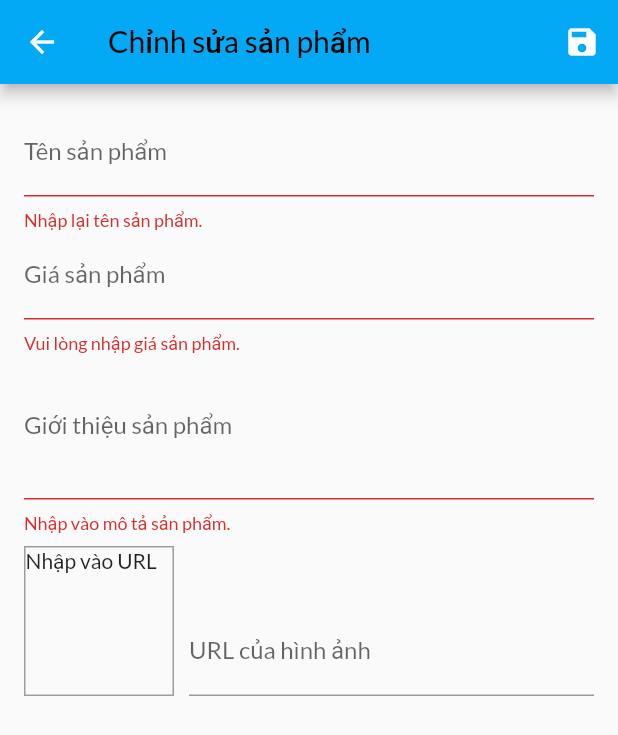
After one commit to Beater1804/ShopApplication, a Flutter app: the EditProductScreen screen opened by its route, after a tap on the "save" icon, on a phone screen of 412 x 824 dp. The commit adds this screen. Shown: the top 735 px of the screen. Run offline on Flutter 3.47's test engine with Material 2 defaults, Android fonts, the phone set to English and light mode, and no system bars; missing offline and left inert: flutter_format_money_vietnam; network calls fail.

Commit message:
Add new product by dungnt

```diff
--- a/lib/main.dart
+++ b/lib/main.dart
@@ -7,6 +7,8 @@ import './providers/products_provider.dart';
 import './providers/cart.dart';
 import './providers/orders.dart';
 import './screens/orders_screen.dart';
+import './screens/user_products_screen.dart';
+import './screens/edit_product_screen.dart';
 
 void main() => runApp(MyApp());
 
@@ -44,6 +46,8 @@ class MyApp extends StatelessWidget {
           ProductDetailScreen.routeName: (ctx) => ProductDetailScreen(),
           CartScreen.routeName: (ctx) => CartScreen(),
           OrdersScreen.routeName: (ctx) => OrdersScreen(),
+          UserProductsScreen.routeName: (ctx) => UserProductsScreen(),
+          EditProductScreen.routeName: (ctx) => EditProductScreen(),
         },
       ),
     );
--- /dev/null
+++ b/lib/screens/edit_product_screen.dart
@@ -0,0 +1,219 @@
+import 'package:flutter/material.dart';
+import 'package:provider/provider.dart';
+import '../providers/products_provider.dart';
+import '../providers/product.dart';
+
+class EditProductScreen extends StatefulWidget {
+  static const routeName = '/edit-product';
+
+  @override
+  State<EditProductScreen> createState() => _EditProductScreenState();
+}
+
+class _EditProductScreenState extends State<EditProductScreen> {
+  final _priceFocusNode = FocusNode();
+  final _descriptionFocusNode = FocusNode();
+  final _imageUrlController = TextEditingController();
+  final _imageUrlFocusNode = FocusNode();
+  final _form = GlobalKey<FormState>();
+  var _editedProduct = Product(
+    id: '',
+    title: '',
+    price: 0,
+    description: '',
+    imageUrl: '',
+  );
+
+  @override
+  void initState() {
+    // TODO: implement initState
+    _imageUrlFocusNode.addListener(_updateImageUrl);
+    super.initState();
+  }
+
+  @override
+  void dispose() {
+    // TODO: implement dispose
+    _imageUrlFocusNode.removeListener(_updateImageUrl);
+    _priceFocusNode.dispose();
+    _descriptionFocusNode.dispose();
+    _imageUrlController.dispose();
+    _imageUrlFocusNode.dispose();
+    super.dispose();
+  }
+
+  void _updateImageUrl() {
+    if (!_imageUrlFocusNode.hasFocus) {
+      if (_imageUrlController.text.isEmpty) {
+        return;
+      }
+      setState(() {});
+    }
+  }
+
+  void _saveForm() {
+    final isValid = _form.currentState!.validate();
+    if (!isValid) {
+      return;
+    }
+    _form.currentState!.save();
+    Provider.of<ProductsProvider>(context, listen: false)
+        .addProduct(_editedProduct);
+
+    Navigator.of(context).pop();
+  }
+
+  @override
+  Widget build(BuildContext context) {
+    return Scaffold(
+      appBar: AppBar(
+        title: Text('Chỉnh sửa sản phẩm'),
+        actions: [
+          IconButton(
+            icon: Icon(Icons.save),
+            onPressed: _saveForm,
+          ),
+        ],
+      ),
+      body: Padding(
+        padding: const EdgeInsets.all(16.0),
+        child: Form(
+          key: _form,
+          child: ListView(
+            children: <Widget>[
+              TextFormField(
+                decoration: InputDecoration(labelText: 'Tên sản phẩm'),
+                textInputAction: TextInputAction.next,
+                onFieldSubmitted: (_) {
+                  FocusScope.of(context).requestFocus(_priceFocusNode);
+                },
+                validator: (value) {
+                  if (value!.isEmpty) {
+                    return 'Nhập lại tên sản phẩm.';
+                  }
+                  return null;
+                },
+                onSaved: (value) {
+                  _editedProduct = Product(
+                    title: value!,
+                    price: _editedProduct.price,
+                    description: _editedProduct.description,
+                    imageUrl: _editedProduct.imageUrl,
+                    id: _editedProduct.id,
+                  );
+                },
+              ),
+              TextFormField(
+                decoration: InputDecoration(labelText: 'Giá sản phẩm'),
+                textInputAction: TextInputAction.next,
+                keyboardType: TextInputType.number,
+                focusNode: _priceFocusNode,
+                onFieldSubmitted: (_) {
+                  FocusScope.of(context).requestFocus(_descriptionFocusNode);
+                },
+                validator: (value) {
+                  if (value!.isEmpty) {
+                    return 'Vui lòng nhập giá sản phẩm.';
+                  }
+                  if (double.tryParse(value) == null) {
+                    return 'Vui lòng nhập giá trị hợp lệ.';
+                  }
+                  if (double.parse(value) <= 0) {
+                    return 'Nhập mệnh giá lớn hơn 0.';
+                  }
+                  return null;
+                },
+                onSaved: (value) {
+                  _editedProduct = Product(
+                    title: _editedProduct.title,
+                    price: double.parse(value!),
+                    description: _editedProduct.description,
+                    imageUrl: _editedProduct.imageUrl,
+                    id: _editedProduct.id,
+                  );
+                },
+              ),
+              TextFormField(
+                decoration: InputDecoration(labelText: 'Giới thiệu sản phẩm'),
+                maxLines: 3,
+                keyboardType: TextInputType.multiline,
+                focusNode: _descriptionFocusNode,
+                validator: (value) {
+                  if (value!.isEmpty) {
+                    return 'Nhập vào mô tả sản phẩm.';
+                  }
+                  if (value.length < 10) {
+                    return 'Nhập vào ít nhất 10 ký tự.';
+                  }
+                  return null;
+                },
+                onSaved: (value) {
+                  _editedProduct = Product(
+                    title: _editedProduct.title,
+                    price: _editedProduct.price,
+                    description: value!,
+                    imageUrl: _editedProduct.imageUrl,
+                    id: _editedProduct.id,
+                  );
+                },
+              ),
+              Row(
+                crossAxisAlignment: CrossAxisAlignment.end,
+                children: [
+                  Container(
+                    width: 100,
+                    height: 100,
+                    margin: EdgeInsets.only(
+                      top: 8,
+                      right: 10,
+                    ),
+                    decoration: BoxDecoration(
+                      border: Border.all(
+                        width: 1,
+                        color: Colors.grey,
+                      ),
+                    ),
+                    child: _imageUrlController.text.isEmpty
+                        ? Text('Nhập vào URL')
+                        : FittedBox(
+                            child: Image.network(_imageUrlController.text),
+                            fit: BoxFit.cover,
+                          ),
+                  ),
+                  Expanded(
+                    child: TextFormField(
+                      decoration:
+                          InputDecoration(labelText: 'URL của hình ảnh'),
+                      keyboardType: TextInputType.url,
+                      textInputAction: TextInputAction.done,
+                      controller: _imageUrlController,
+                      focusNode: _imageUrlFocusNode,
+                      onEditingComplete: () {
+                        setState(() {});
+                      },
+                      onFieldSubmitted: (_) {
+                        _saveForm();
+                      },
+                      validator: (value) {
+                        return null;
+                      },
+                      onSaved: (value) {
+                        _editedProduct = Product(
+                          title: _editedProduct.title,
+                          price: _editedProduct.price,
+                          description: _editedProduct.description,
+                          imageUrl: value!,
+                          id: _editedProduct.id,
+                        );
+                      },
+                    ),
+                  ),
+                ],
+              )
+            ],
+          ),
+        ),
+      ),
+    );
+  }
+}
```
Also changed, not shown: lib/providers/products_provider.dart (+9 -2 lines), lib/screens/user_products_screen.dart (added, +45 -0 lines), lib/widgets/app_drawer.dart (+10 -0 lines), lib/widgets/user_product_item.dart (added, +34 -0 lines).
